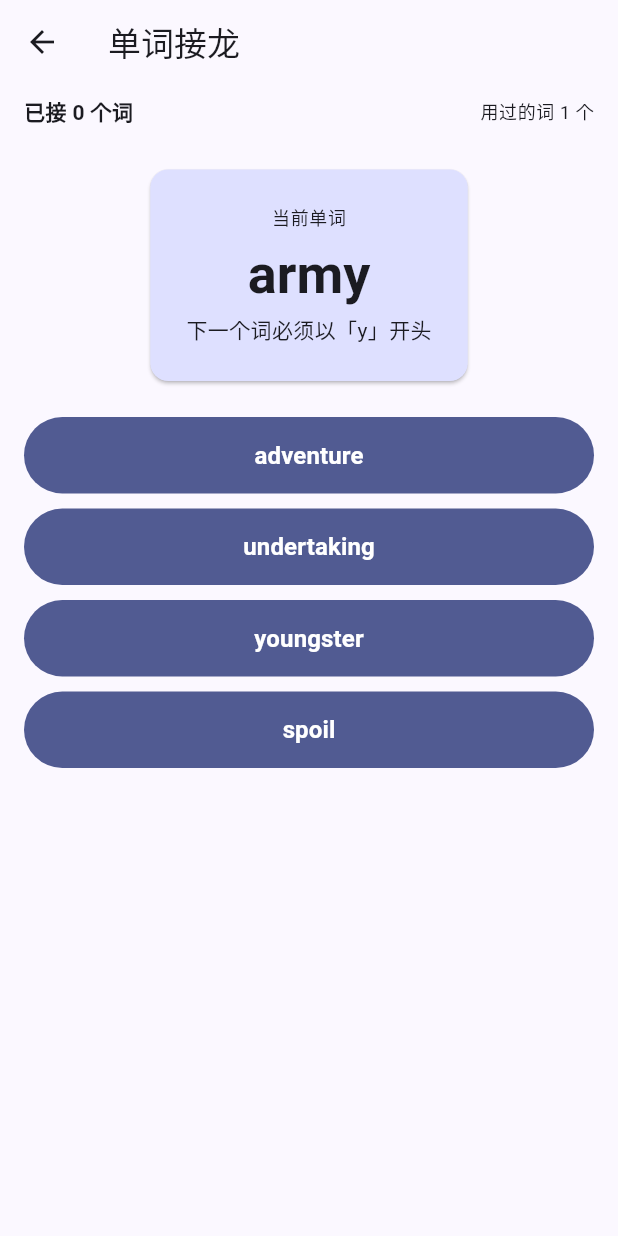
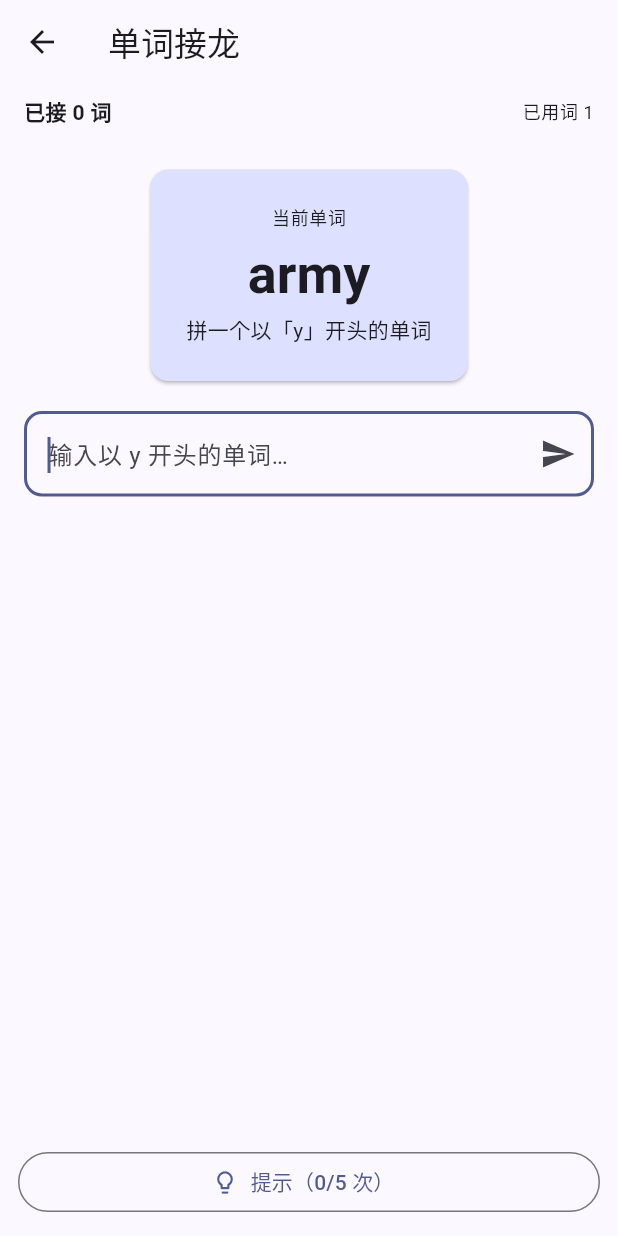
Before and after one commit to matter656/recite-word-app123, a Flutter app: the GamesScreen screen opened directly, after a tap on "单词接龙", on a phone screen of 412 x 824 dp. Run offline on Flutter 3.47's test engine with Material 3 defaults, Android fonts, the light colour scheme and no system bars; our stand-ins replace flutter_local_notifications, flutter_riverpod, shared_preferences, sqflite, timezone; accounts and stored records are empty.

Commit message:
feat: 单词接龙改为自由拼写版
- 系统键盘输入拼词（大小写不敏感、字母过滤）
- 判定：以当前词末字母开头 + 词库内 + 未用过
- 拼错累计 3 次本词作废自动换词继续
- 提示按钮（玩家自愿点）：显示一个可接的词，累计 5 次游戏结束
- 引擎重写 + 7 个新测试，全量 55 个测试通过

```diff
--- a/lib/games/word_chain_game.dart
+++ b/lib/games/word_chain_game.dart
@@ -3,27 +3,36 @@ import 'dart:math';
 import '../models/word.dart';
 import 'game_utils.dart';
 
-/// 接龙题目：当前词 + 4 个候选（1 个正确）。
-class ChainQuestion {
-  final Word current;
-  final List<Word> options;
-  const ChainQuestion({required this.current, required this.options});
-}
+/// 提交拼写的结果。
+enum SubmitOutcome { correct, wrong, wordSkipped, ended }
 
-/// 单词接龙游戏逻辑（纯 Dart，可单元测试）。
+/// 单词接龙（自由拼写版）游戏逻辑（纯 Dart，可单元测试）。
 ///
-/// 规则：用当前词的末字母接下一个词（四选一），用过的词不重复；
-/// 无可用接词时游戏结束。
+/// 规则：
+/// - 玩家输入一个词：必须「以当前词末字母开头 + 在词库中 + 未用过」才算接对
+/// - 拼错累计 [kMaxErrorsPerWord] 次 → 当前词作废，随机换一个未用词继续
+/// - 「提示」按钮：显示一个可接的词作参考；提示累计 [kMaxHints] 次 → 游戏结束
 class WordChainGame {
+  static const int kMaxErrorsPerWord = 3;
+  static const int kMaxHints = 5;
+
   final List<Word> _pool;
+  final Map<String, Word> _byWord; // 小写词 → Word
   final Random _random;
   final Set<int> _used = {};
 
   late Word _current;
-  int chain = 0; // 连续接对次数
+  int chain = 0; // 接对次数
+  int errors = 0; // 当前词拼错次数
+  int hints = 0; // 已用提示次数
+  int skipped = 0; // 作废的词数
   bool _ended = false;
 
-  WordChainGame(this._pool, {Random? random}) : _random = random ?? Random() {
+  WordChainGame(this._pool, {Random? random})
+      : _byWord = {
+          for (final w in _pool) w.word.trim().toLowerCase(): w,
+        },
+        _random = random ?? Random() {
     _current = _pool[_random.nextInt(_pool.length)];
     _used.add(_current.id);
   }
@@ -31,44 +40,82 @@ class WordChainGame {
   Word get current => _current;
   bool get ended => _ended;
   int get usedCount => _used.length;
+  bool get hintsExhausted => hints >= kMaxHints;
+  bool get errorsExhausted => errors >= kMaxErrorsPerWord;
 
-  /// 生成下一题；无可用接词时结束并返回 null。
-  ChainQuestion? nextQuestion() {
+  /// 可接的候选词（以当前词末字母开头且未用）。
+  List<Word> get _availableNext => _pool
+      .where((w) =>
+          !_used.contains(w.id) &&
+          firstLetterOf(w.word) == lastLetterOf(_current.word))
+      .toList();
+
+  /// 提交玩家拼写的词。返回判定结果。
+  SubmitOutcome submit(String input) {
+    if (_ended) return SubmitOutcome.ended;
+    final text = input.trim().toLowerCase();
+    final word = _byWord[text];
+    final last = lastLetterOf(_current.word);
+
+    final isCorrect = word != null &&
+        !_used.contains(word.id) &&
+        firstLetterOf(word.word) == last;
+
+    if (isCorrect) {
+      _used.add(word.id);
+      _current = word;
+      chain++;
+      errors = 0;
+      return SubmitOutcome.correct;
+    }
+
+    // 拼错
+    errors++;
+    if (errors >= kMaxErrorsPerWord) {
+      _skipCurrentWord();
+      if (_ended) return SubmitOutcome.ended;
+      return SubmitOutcome.wordSkipped;
+    }
+    return SubmitOutcome.wrong;
+  }
+
+  /// 换一个新词作为当前词（作废接不出来的词）。
+  void _skipCurrentWord() {
+    skipped++;
+    errors = 0;
+    final unused = _pool.where((w) => !_used.contains(w.id)).toList();
+    if (unused.isEmpty) {
+      _ended = true;
+      return;
+    }
+    _current = unused[_random.nextInt(unused.length)];
+    _used.add(_current.id);
+    // 若新词也无词可接，继续换
+    while (_availableNext.isEmpty) {
+      final rest = _pool.where((w) => !_used.contains(w.id)).toList();
+      if (rest.isEmpty) {
+        _ended = true;
+        return;
+      }
+      _current = rest[_random.nextInt(rest.length)];
+      _used.add(_current.id);
+    }
+  }
+
+  /// 使用提示：返回一个可接的词文本（供玩家参考）。
+  /// 提示次数 +1；累计满 [kMaxHints] 次后游戏结束。
+  /// 无可用接词时返回 null（游戏自然结束）。
+  String? useHint() {
     if (_ended) return null;
-    final last = lastLetterOf(_current.word);
-    // 正确候选：以末字母开头且未用
-    final corrects = _pool
-        .where((w) =>
-            !_used.contains(w.id) &&
-            firstLetterOf(w.word) == last)
-        .toList();
-    if (corrects.isEmpty) {
+    final available = _availableNext;
+    if (available.isEmpty) {
       _ended = true;
       return null;
     }
-    final correct = corrects[_random.nextInt(corrects.length)];
-    // 干扰项：不以末字母开头且未用
-    final options = pickOptions(_pool, correct, 4,
-        random: _random, reject: (w) => firstLetterOf(w.word) == last);
-    return ChainQuestion(current: _current, options: options);
-  }
-
-  /// 作答。返回是否接对；接对则更新当前词并加连击。
-  bool answer(int chosenWordId) {
-    if (_ended) return false;
-    final last = lastLetterOf(_current.word);
-    final chosen =
-        _pool.firstWhere((w) => w.id == chosenWordId, orElse: () => _current);
-    final isCorrect = chosen.id != _current.id &&
-        !_used.contains(chosen.id) &&
-        firstLetterOf(chosen.word) == last;
-    if (isCorrect) {
-      _used.add(chosen.id);
-      _current = chosen;
-      chain++;
-    } else {
+    hints++;
+    if (hints >= kMaxHints) {
       _ended = true;
     }
-    return isCorrect;
+    return available[_random.nextInt(available.length)].word;
   }
 }
--- a/lib/screens/games_screen.dart
+++ b/lib/screens/games_screen.dart
@@ -53,7 +53,7 @@ class _GamesScreenState extends ConsumerState<GamesScreen> {
                 icon: Icons.link,
                 color: Colors.indigo,
                 title: '单词接龙',
-                description: '用末字母接下一个词，看你能接多长',
+                description: '用末字母接下一个词，拼写挑战（可提示）',
                 enabled: bookId != null,
                 onTap: () => _start(WordChainScreen(bookId: bookId!)),
               ),
--- a/lib/screens/word_chain_screen.dart
+++ b/lib/screens/word_chain_screen.dart
@@ -1,12 +1,12 @@
 import 'package:flutter/material.dart';
+import 'package:flutter/services.dart';
 import 'package:flutter_riverpod/flutter_riverpod.dart';
 
 import '../games/game_utils.dart';
 import '../games/word_chain_game.dart';
-import '../models/word.dart';
 import '../providers/app_providers.dart';
 
-/// 单词接龙：用当前词的末字母接下一个词（四选一）。
+/// 单词接龙（自由拼写版）：用系统键盘拼出以末字母开头的词。
 class WordChainScreen extends ConsumerStatefulWidget {
   final String bookId;
   const WordChainScreen({super.key, required this.bookId});
@@ -17,11 +17,12 @@ class WordChainScreen extends ConsumerStatefulWidget {
 
 class _WordChainScreenState extends ConsumerState<WordChainScreen> {
   WordChainGame? _game;
-  ChainQuestion? _question;
+  final _controller = TextEditingController();
   bool _loading = true;
   String? _error;
-  int? _lastPicked;
-  bool? _lastCorrect;
+  String? _hintText;
+  String? _feedback; // 上次提交的反馈
+  bool _feedbackBad = false;
 
   @override
   void initState() {
@@ -29,10 +30,18 @@ class _WordChainScreenState extends ConsumerState<WordChainScreen> {
     _load();
   }
 
+  @override
+  void dispose() {
+    _controller.dispose();
+    super.dispose();
+  }
+
   Future<void> _load() async {
     setState(() {
       _loading = true;
       _error = null;
+      _hintText = null;
+      _feedback = null;
     });
     try {
       final words = await ref
@@ -41,9 +50,9 @@ class _WordChainScreenState extends ConsumerState<WordChainScreen> {
       if (!mounted) return;
       setState(() {
         _game = WordChainGame(words);
-        _question = _game!.nextQuestion();
         _loading = false;
       });
+      _controller.clear();
     } catch (e) {
       if (!mounted) return;
       setState(() {
@@ -53,21 +62,45 @@ class _WordChainScreenState extends ConsumerState<WordChainScreen> {
     }
   }
 
-  void _pick(Word option) {
+  void _submit() {
     final game = _game;
-    if (game == null || _lastPicked != null) return;
-    final correct = game.answer(option.id);
+    if (game == null || game.ended) return;
+    final text = _controller.text;
+    if (text.trim().isEmpty) return;
+
+    final outcome = game.submit(text);
+    _controller.clear();
     setState(() {
-      _lastPicked = option.id;
-      _lastCorrect = correct;
+      _hintText = null;
+      switch (outcome) {
+        case SubmitOutcome.correct:
+          _feedback = '✓ 接上了！当前词：${game.current.word}';
+          _feedbackBad = false;
+        case SubmitOutcome.wrong:
+          final last = lastLetterOf(game.current.word);
+          _feedback = '✗ 不对哦，要以「$last」开头且在词库里（${game.errors}/${WordChainGame.kMaxErrorsPerWord} 次）';
+          _feedbackBad = true;
+        case SubmitOutcome.wordSkipped:
+          _feedback = '这个接不出来了，已换词，继续挑战！当前词：${game.current.word}';
+          _feedbackBad = false;
+        case SubmitOutcome.ended:
+          _feedback = '游戏结束';
+          _feedbackBad = false;
+      }
     });
-    Future.delayed(const Duration(milliseconds: 600), () {
-      if (!mounted) return;
-      setState(() {
-        _lastPicked = null;
-        _lastCorrect = null;
-        _question = game.nextQuestion(); // 结束时为 null
-      });
+  }
+
+  void _useHint() {
+    final game = _game;
+    if (game == null || game.ended) return;
+    final hint = game.useHint();
+    setState(() {
+      if (hint != null) {
+        final last = lastLetterOf(game.current.word);
+        _hintText = '提示：可以接「$hint」（以 $last 开头）';
+      } else {
+        _hintText = null;
+      }
     });
   }
 
@@ -96,27 +129,15 @@ class _WordChainScreenState extends ConsumerState<WordChainScreen> {
       );
     }
     final game = _game!;
-    final q = _question;
-    if (q == null) {
+    if (game.ended) {
       return _ResultView(game: game, onReplay: _load);
     }
     final last = lastLetterOf(game.current.word);
     return Column(
       children: [
-        Padding(
-          padding: const EdgeInsets.symmetric(horizontal: 16, vertical: 8),
-          child: Row(
-            children: [
-              Text('已接 ${game.chain} 个词',
-                  style: const TextStyle(fontWeight: FontWeight.bold)),
-              const Spacer(),
-              Text('用过的词 ${game.usedCount} 个',
-                  style: Theme.of(context).textTheme.bodySmall),
-            ],
-          ),
-        ),
+        _statusBar(game),
         Expanded(
-          child: Padding(
+          child: SingleChildScrollView(
             padding: const EdgeInsets.all(16),
             child: Column(
               children: [
@@ -138,20 +159,76 @@ class _WordChainScreenState extends ConsumerState<WordChainScreen> {
                         ),
                         const SizedBox(height: 4),
                         Text(
-                          '下一个词必须以「$last」开头',
+                          '拼一个以「$last」开头的单词',
                           style: Theme.of(context).textTheme.bodyMedium,
                         ),
                       ],
                     ),
                   ),
                 ),
-                const SizedBox(height: 20),
-                for (final option in q.options)
-                  Padding(
-                    padding: const EdgeInsets.only(bottom: 10),
-                    child: _optionButton(option, q),
+                if (_hintText != null) ...[
+                  const SizedBox(height: 12),
+                  Container(
+                    width: double.infinity,
+                    padding: const EdgeInsets.all(12),
+                    decoration: BoxDecoration(
+                      color: Colors.amber.shade100,
+                      borderRadius: BorderRadius.circular(10),
+                    ),
+                    child: Text(_hintText!,
+                        style: const TextStyle(
+                            color: Colors.orange, fontWeight: FontWeight.w600)),
                   ),
+                ],
+                if (_feedback != null) ...[
+                  const SizedBox(height: 12),
+                  Text(
+                    _feedback!,
+                    textAlign: TextAlign.center,
+                    style: TextStyle(
+                      color: _feedbackBad ? Colors.red.shade700 : Colors.green.shade700,
+                      fontWeight: FontWeight.w600,
+                    ),
+                  ),
+                ],
+                const SizedBox(height: 16),
+                TextField(
+                  controller: _controller,
+                  autofocus: true,
+                  textCapitalization: TextCapitalization.none,
+                  autocorrect: false,
+                  enableSuggestions: false,
+                  keyboardType: TextInputType.text,
+                  inputFormatters: [
+                    FilteringTextInputFormatter.allow(RegExp('[a-zA-Z]')),
+                  ],
+                  onSubmitted: (_) => _submit(),
+                  decoration: InputDecoration(
+                    hintText: '输入以 $last 开头的单词…',
+                    border: OutlineInputBorder(
+                      borderRadius: BorderRadius.circular(12),
+                    ),
+                    suffixIcon: IconButton(
+                      icon: const Icon(Icons.send),
+                      onPressed: _submit,
+                    ),
+                  ),
+                ),
               ],
+            ),
+          ),
+        ),
+        SafeArea(
+          child: Padding(
+            padding: const EdgeInsets.all(12),
+            child: SizedBox(
+              width: double.infinity,
+              child: OutlinedButton.icon(
+                onPressed: _useHint,
+                icon: const Icon(Icons.lightbulb_outline),
+                label: Text(
+                    '提示（${game.hints}/${WordChainGame.kMaxHints} 次）'),
+              ),
             ),
           ),
         ),
@@ -159,40 +236,21 @@ class _WordChainScreenState extends ConsumerState<WordChainScreen> {
     );
   }
 
-  Widget _optionButton(Word option, ChainQuestion q) {
-    Color? bg;
-    IconData? icon;
-    if (_lastPicked != null) {
-      final isCorrectOption = option.id == _lastPicked && _lastCorrect == true;
-      final isWrongPick = option.id == _lastPicked && _lastCorrect == false;
-      if (isCorrectOption) {
-        bg = Colors.green.shade500;
-        icon = Icons.check;
-      } else if (isWrongPick) {
-        bg = Colors.red.shade400;
-        icon = Icons.close;
-      }
-    }
-    return SizedBox(
-      width: double.infinity,
-      child: FilledButton(
-        style: FilledButton.styleFrom(
-          backgroundColor: bg,
-          padding: const EdgeInsets.symmetric(vertical: 14),
-        ),
-        onPressed: () => _pick(option),
-        child: Row(
-          mainAxisAlignment: MainAxisAlignment.center,
-          children: [
-            if (icon != null) ...[
-              Icon(icon),
-              const SizedBox(width: 8),
-            ],
-            Text(option.word,
-                style: const TextStyle(
-                    fontSize: 16, fontWeight: FontWeight.w600)),
-          ],
-        ),
+  Widget _statusBar(WordChainGame game) {
+    return Padding(
+      padding: const EdgeInsets.symmetric(horizontal: 16, vertical: 8),
+      child: Row(
+        children: [
+          Text('已接 ${game.chain} 词',
+              style: const TextStyle(fontWeight: FontWeight.bold)),
+          const Spacer(),
+          if (game.errors > 0)
+            Text('本轮拼错 ${game.errors}/3',
+                style: TextStyle(color: Colors.red.shade600)),
+          const Spacer(),
+          Text('已用词 ${game.usedCount}',
+              style: Theme.of(context).textTheme.bodySmall),
+        ],
       ),
     );
   }
@@ -220,9 +278,13 @@ class _ResultView extends StatelessWidget {
             Text('${game.chain}',
                 style: theme.textTheme.displayMedium
                     ?.copyWith(fontWeight: FontWeight.bold)),
-            Text('连续接对 ${game.chain} 个词', style: theme.textTheme.bodyLarge),
+            Text('接对 ${game.chain} 个词', style: theme.textTheme.bodyLarge),
             const SizedBox(height: 8),
-            Text('共使用 ${game.usedCount} 个词', style: theme.textTheme.bodyMedium),
+            Text(
+              '共使用 ${game.usedCount} 个词 · 跳过 ${game.skipped} 个'
+              '${game.hints > 0 ? ' · 用了 ${game.hints} 次提示' : ''}',
+              style: theme.textTheme.bodyMedium,
+            ),
             const SizedBox(height: 32),
             Row(
               mainAxisAlignment: MainAxisAlignment.center,
```
Also changed, not shown: 1 other file.
